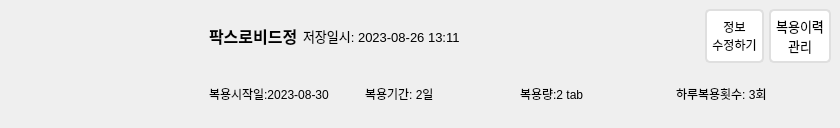
Qt form gui/ui_files/saved_prescription_item.ui (EON-DC/AI_2Park) before a commit.
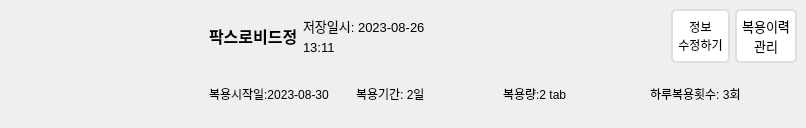
The same form after that commit. Icons and pictures are not drawn.

The edit to the form file:
```diff
--- a/gui/ui_files/saved_prescription_item.ui
+++ b/gui/ui_files/saved_prescription_item.ui
@@ -6,7 +6,7 @@
    <rect>
     <x>0</x>
     <y>0</y>
-    <width>840</width>
+    <width>806</width>
     <height>128</height>
    </rect>
   </property>
@@ -205,9 +205,18 @@
             </item>
             <item>
              <widget class="QLabel" name="label_saved_time">
+              <property name="sizePolicy">
+               <sizepolicy hsizetype="Expanding" vsizetype="Preferred">
+                <horstretch>0</horstretch>
+                <verstretch>0</verstretch>
+               </sizepolicy>
+              </property>
               <property name="text">
                <string>저장일시: 2023-08-26 13:11</string>
               </property>
+              <property name="wordWrap">
+               <bool>true</bool>
+              </property>
              </widget>
             </item>
             <item>
@@ -215,6 +224,9 @@
               <property name="orientation">
                <enum>Qt::Horizontal</enum>
               </property>
+              <property name="sizeType">
+               <enum>QSizePolicy::Expanding</enum>
+              </property>
               <property name="sizeHint" stdset="0">
                <size>
                 <width>231</width>
@@ -277,6 +289,9 @@
               <property name="text">
                <string>복용시작일:2023-08-30</string>
               </property>
+              <property name="wordWrap">
+               <bool>true</bool>
+              </property>
              </widget>
             </item>
             <item>
```
